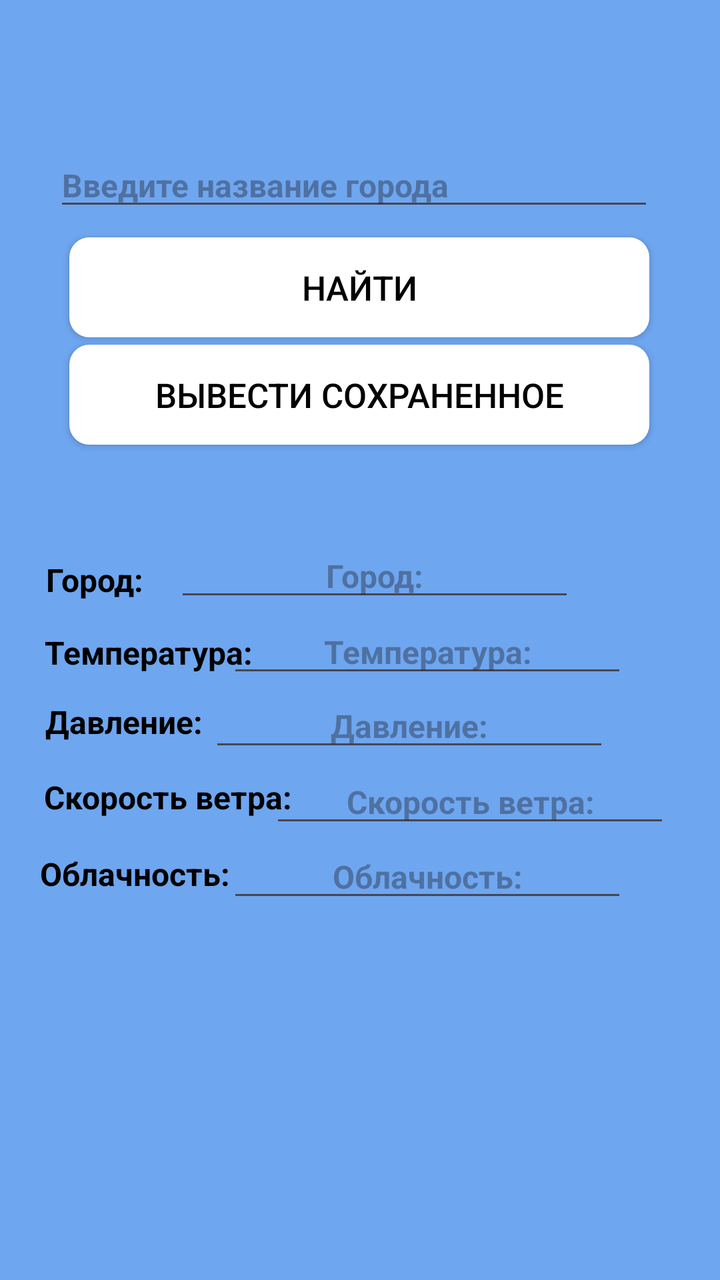
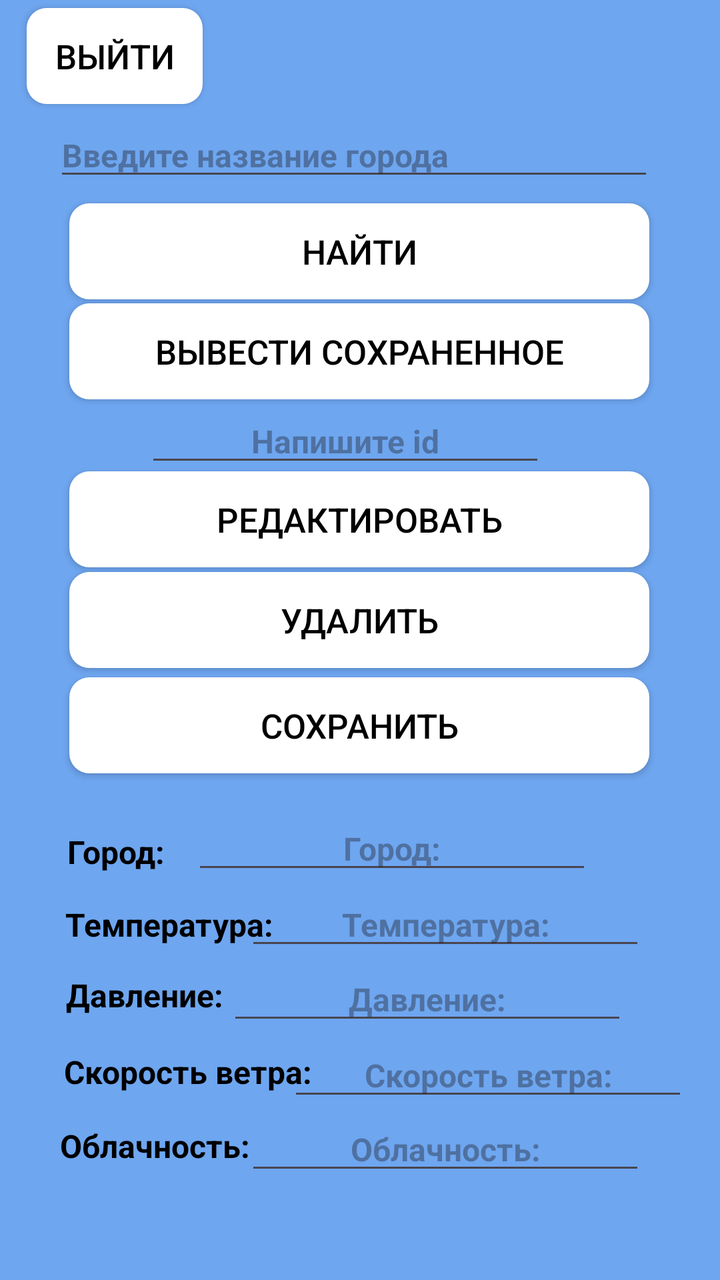

Before-and-after screenshots of an Android layout around one commit, followed by the original layout XML and the change that was made.
<!-- AndroidManifest.xml: application theme Theme.Pr_32_kurs_5_KachalinSemen_6v -->
<!-- res/layout/activity_weather_window.xml -->
<?xml version="1.0" encoding="utf-8"?>
<androidx.constraintlayout.widget.ConstraintLayout xmlns:android="http://schemas.android.com/apk/res/android"
    xmlns:app="http://schemas.android.com/apk/res-auto"
    xmlns:tools="http://schemas.android.com/tools"
    android:layout_width="match_parent"
    android:layout_height="match_parent"
    tools:context=".Weather_Window"
    android:background="@color/whitegren">


    <EditText
        android:id="@+id/text_new"
        android:layout_width="300dp"
        android:layout_height="wrap_content"
        android:hint="@string/city2"
        android:textColor="@color/black"
        android:textSize="16sp"
        android:textStyle="bold"
        app:layout_constraintBottom_toBottomOf="parent"
        app:layout_constraintEnd_toEndOf="parent"
        app:layout_constraintHorizontal_bias="0.45"
        app:layout_constraintStart_toStartOf="parent"
        app:layout_constraintTop_toTopOf="parent"
        app:layout_constraintVertical_bias="0.119" />

    <androidx.appcompat.widget.AppCompatButton
        android:id="@+id/ButtonSearch"
        android:layout_width="wrap_content"
        android:layout_height="wrap_content"
        android:width="290dp"
        android:height="50dp"
        android:background="@drawable/buttons"
        android:text="@string/search"
        android:textColor="@color/black"
        android:textSize="17sp"
        app:layout_constraintBottom_toBottomOf="parent"
        app:layout_constraintEnd_toEndOf="parent"
        app:layout_constraintHorizontal_bias="0.495"
        app:layout_constraintStart_toStartOf="parent"
        app:layout_constraintTop_toTopOf="parent"
        app:layout_constraintVertical_bias="0.201" />

    <androidx.appcompat.widget.AppCompatButton
        android:id="@+id/ButtonSearch2"
        android:layout_width="wrap_content"
        android:layout_height="wrap_content"
        android:width="290dp"
        android:height="50dp"
        android:background="@drawable/buttons"
        android:text="@string/search2"
        android:textColor="@color/black"
        android:textSize="17sp"
        app:layout_constraintBottom_toBottomOf="parent"
        app:layout_constraintEnd_toEndOf="parent"
        app:layout_constraintHorizontal_bias="0.495"
        app:layout_constraintStart_toStartOf="parent"
        app:layout_constraintTop_toTopOf="parent"
        app:layout_constraintVertical_bias="0.292" />




    <EditText
        android:id="@+id/text5"
        android:layout_width="200dp"
        android:layout_height="wrap_content"
        android:hint="@string/cloud"
        android:textAlignment="center"
        android:textColor="@color/black"
        android:textSize="16sp"
        android:textStyle="bold"
        app:layout_constraintBottom_toBottomOf="parent"
        app:layout_constraintEnd_toEndOf="parent"
        app:layout_constraintHorizontal_bias="0.71"
        app:layout_constraintStart_toStartOf="parent"
        app:layout_constraintTop_toTopOf="parent"
        app:layout_constraintVertical_bias="0.694" />

    <EditText
        android:id="@+id/text1"
        android:layout_width="200dp"
        android:layout_height="wrap_content"
        android:hint="@string/sity"
        android:textAlignment="center"
        android:textColor="@color/black"
        android:textSize="16sp"
        android:textStyle="bold"
        app:layout_constraintBottom_toBottomOf="parent"
        app:layout_constraintEnd_toEndOf="parent"
        app:layout_constraintHorizontal_bias="0.545"
        app:layout_constraintStart_toStartOf="parent"
        app:layout_constraintTop_toTopOf="parent"
        app:layout_constraintVertical_bias="0.444" />

    <EditText
        android:id="@+id/text2"
        android:layout_width="200dp"
        android:layout_height="wrap_content"
        android:hint="@string/temp"
        android:inputType="number"
        android:textAlignment="center"
        android:textColor="@color/black"
        android:textSize="16sp"
        android:textStyle="bold"
        app:layout_constraintBottom_toBottomOf="parent"
        app:layout_constraintEnd_toEndOf="parent"
        app:layout_constraintHorizontal_bias="0.71"
        app:layout_constraintStart_toStartOf="parent"
        app:layout_constraintTop_toTopOf="parent"
        app:layout_constraintVertical_bias="0.507" />

    <TextView
        android:layout_width="wrap_content"
        android:layout_height="wrap_content"
        android:text="@string/cloud"
        android:textColor="@color/black"
        android:textSize="16sp"
        android:textStyle="bold"
        app:layout_constraintBottom_toBottomOf="parent"
        app:layout_constraintEnd_toEndOf="parent"
        app:layout_constraintHorizontal_bias="0.075"
        app:layout_constraintStart_toStartOf="parent"
        app:layout_constraintTop_toTopOf="parent"
        app:layout_constraintVertical_bias="0.689" />

    <TextView
        android:layout_width="wrap_content"
        android:layout_height="wrap_content"
        android:text="@string/sity"
        android:textColor="@color/black"
        android:textSize="16sp"
        android:textStyle="bold"
        app:layout_constraintBottom_toBottomOf="parent"
        app:layout_constraintEnd_toEndOf="parent"
        app:layout_constraintHorizontal_bias="0.074"
        app:layout_constraintStart_toStartOf="parent"
        app:layout_constraintTop_toTopOf="parent"
        app:layout_constraintVertical_bias="0.451" />

    <EditText
        android:id="@+id/text3"
        android:layout_width="200dp"
        android:layout_height="wrap_content"
        android:hint="@string/pres"
        android:inputType="number"
        android:textAlignment="center"
        android:textColor="@color/black"
        android:textSize="16sp"
        android:textStyle="bold"
        app:layout_constraintBottom_toBottomOf="parent"
        app:layout_constraintEnd_toEndOf="parent"
        app:layout_constraintHorizontal_bias="0.654"
        app:layout_constraintStart_toStartOf="parent"
        app:layout_constraintTop_toTopOf="parent"
        app:layout_constraintVertical_bias="0.569" />

    <TextView
        android:layout_width="wrap_content"
        android:layout_height="wrap_content"
        android:text="@string/pres"
        android:textColor="@color/black"
        android:textSize="16sp"
        android:textStyle="bold"
        app:layout_constraintBottom_toBottomOf="parent"
        app:layout_constraintEnd_toEndOf="parent"
        app:layout_constraintHorizontal_bias="0.081"
        app:layout_constraintStart_toStartOf="parent"
        app:layout_constraintTop_toTopOf="parent"
        app:layout_constraintVertical_bias="0.566" />

    <TextView
        android:layout_width="wrap_content"
        android:layout_height="wrap_content"
        android:text="@string/veter"
        android:textColor="@color/black"
        android:textSize="16sp"
        android:textStyle="bold"
        app:layout_constraintBottom_toBottomOf="parent"
        app:layout_constraintEnd_toEndOf="parent"
        app:layout_constraintHorizontal_bias="0.093"
        app:layout_constraintStart_toStartOf="parent"
        app:layout_constraintTop_toTopOf="parent"
        app:layout_constraintVertical_bias="0.627" />

    <EditText
        android:id="@+id/text4"
        android:layout_width="200dp"
        android:layout_height="wrap_content"
        android:hint="@string/veter"
        android:inputType="number"
        android:textAlignment="center"
        android:textColor="@color/black"
        android:textSize="16sp"
        android:textStyle="bold"
        app:layout_constraintBottom_toBottomOf="parent"
        app:layout_constraintEnd_toEndOf="parent"
        app:layout_constraintHorizontal_bias="0.843"
        app:layout_constraintStart_toStartOf="parent"
        app:layout_constraintTop_toTopOf="parent"
        app:layout_constraintVertical_bias="0.632" />

    <TextView
        android:layout_width="wrap_content"
        android:layout_height="wrap_content"
        android:text="@string/temp"
        android:textColor="@color/black"
        android:textSize="16sp"
        android:textStyle="bold"
        app:layout_constraintBottom_toBottomOf="parent"
        app:layout_constraintEnd_toEndOf="parent"
        app:layout_constraintHorizontal_bias="0.087"
        app:layout_constraintStart_toStartOf="parent"
        app:layout_constraintTop_toTopOf="parent"
        app:layout_constraintVertical_bias="0.51" />

</androidx.constraintlayout.widget.ConstraintLayout>
<!-- resources referenced by this layout -->
<resources>
  <color name="black">#FF000000</color>
  <color name="whitegren">#6ea6f0</color>
  <!-- drawable buttons (drawable) -->
  <?xml version="1.0" encoding="utf-8"?>
  <shape   xmlns:android="http://schemas.android.com/apk/res/android">
      <solid android:color="@color/white"></solid>
      <corners android:radius="10dp"></corners>
  </shape>
  <string name="city2">Введите название города</string>
  <string name="cloud">Облачность:   </string>
  <string name="pres">Давление:   </string>
  <string name="search">Найти</string>
  <string name="search2">Вывести сохраненное</string>
  <string name="sity">Город:   </string>
  <string name="temp">Температура:   </string>
  <string name="veter">Скорость ветра:   </string>
  <style name="Theme.Pr_32_kurs_5_KachalinSemen_6v" parent="Base.Theme.Pr_32_kurs_5_KachalinSemen_6v" />
  <color name="white">#FFFFFFFF</color>
  <style name="Base.Theme.Pr_32_kurs_5_KachalinSemen_6v" parent="Theme.Material3.DayNight.NoActionBar">
          
          
      </style>
</resources>

<!-- the commit's change to res/layout/activity_weather_window.xml (unified diff, before → after) -->
@@ -7,6 +7,22 @@
     tools:context=".Weather_Window"
     android:background="@color/whitegren">
 
+    <androidx.appcompat.widget.AppCompatButton
+        android:id="@+id/ButtonBack"
+        android:layout_width="wrap_content"
+        android:layout_height="wrap_content"
+        android:width="48dp"
+        android:height="48dp"
+        android:background="@drawable/buttons"
+        android:text="@string/exit"
+        android:textColor="@color/black"
+        android:textSize="17sp"
+        app:layout_constraintBottom_toBottomOf="parent"
+        app:layout_constraintEnd_toEndOf="parent"
+        app:layout_constraintHorizontal_bias="0.049"
+        app:layout_constraintStart_toStartOf="parent"
+        app:layout_constraintTop_toTopOf="parent"
+        app:layout_constraintVertical_bias="0.007" />
 
     <EditText
         android:id="@+id/text_new"
@@ -21,14 +37,14 @@
         app:layout_constraintHorizontal_bias="0.45"
         app:layout_constraintStart_toStartOf="parent"
         app:layout_constraintTop_toTopOf="parent"
-        app:layout_constraintVertical_bias="0.119" />
+        app:layout_constraintVertical_bias="0.094" />
 
     <androidx.appcompat.widget.AppCompatButton
         android:id="@+id/ButtonSearch"
         android:layout_width="wrap_content"
         android:layout_height="wrap_content"
         android:width="290dp"
-        android:height="50dp"
+        android:height="48dp"
         android:background="@drawable/buttons"
         android:text="@string/search"
         android:textColor="@color/black"
@@ -38,14 +54,14 @@
         app:layout_constraintHorizontal_bias="0.495"
         app:layout_constraintStart_toStartOf="parent"
         app:layout_constraintTop_toTopOf="parent"
-        app:layout_constraintVertical_bias="0.201" />
+        app:layout_constraintVertical_bias="0.172" />
 
     <androidx.appcompat.widget.AppCompatButton
         android:id="@+id/ButtonSearch2"
         android:layout_width="wrap_content"
         android:layout_height="wrap_content"
         android:width="290dp"
-        android:height="50dp"
+        android:height="48dp"
         android:background="@drawable/buttons"
         android:text="@string/search2"
         android:textColor="@color/black"
@@ -55,26 +71,109 @@
         app:layout_constraintHorizontal_bias="0.495"
         app:layout_constraintStart_toStartOf="parent"
         app:layout_constraintTop_toTopOf="parent"
-        app:layout_constraintVertical_bias="0.292" />
-
-
-
+        app:layout_constraintVertical_bias="0.256" />
+
+    <EditText
+        android:id="@+id/text6"
+        android:layout_width="200dp"
+        android:layout_height="wrap_content"
+        android:hint="@string/id_search"
+        android:inputType="number"
+        android:textAlignment="center"
+        android:textColor="@color/black"
+        android:textSize="16sp"
+        android:textStyle="bold"
+        app:layout_constraintBottom_toBottomOf="parent"
+        app:layout_constraintEnd_toEndOf="parent"
+        app:layout_constraintHorizontal_bias="0.454"
+        app:layout_constraintStart_toStartOf="parent"
+        app:layout_constraintTop_toTopOf="parent"
+        app:layout_constraintVertical_bias="0.332" />
+
+    <androidx.appcompat.widget.AppCompatButton
+        android:id="@+id/ButtonSearch3"
+        android:layout_width="wrap_content"
+        android:layout_height="wrap_content"
+        android:width="290dp"
+        android:height="48dp"
+        android:background="@drawable/buttons"
+        android:text="@string/search4"
+        android:textColor="@color/black"
+        android:textSize="17sp"
+        app:layout_constraintBottom_toBottomOf="parent"
+        app:layout_constraintEnd_toEndOf="parent"
+        app:layout_constraintHorizontal_bias="0.495"
+        app:layout_constraintStart_toStartOf="parent"
+        app:layout_constraintTop_toTopOf="parent"
+        app:layout_constraintVertical_bias="0.398" />
+
+    <androidx.appcompat.widget.AppCompatButton
+        android:id="@+id/ButtonSearch4"
+        android:layout_width="wrap_content"
+        android:layout_height="wrap_content"
+        android:width="290dp"
+        android:height="48dp"
+        android:background="@drawable/buttons"
+        android:text="@string/delete"
+        android:textColor="@color/black"
+        android:textSize="17sp"
+        app:layout_constraintBottom_toBottomOf="parent"
+        app:layout_constraintEnd_toEndOf="parent"
+        app:layout_constraintHorizontal_bias="0.495"
+        app:layout_constraintStart_toStartOf="parent"
+        app:layout_constraintTop_toTopOf="parent"
+        app:layout_constraintVertical_bias="0.483" />
+
+    <androidx.appcompat.widget.AppCompatButton
+        android:id="@+id/ButtonSearch5"
+        android:layout_width="wrap_content"
+        android:layout_height="wrap_content"
+        android:width="290dp"
+        android:height="48dp"
+        android:background="@drawable/buttons"
+        android:text="@string/search3"
+        android:textColor="@color/black"
+        android:textSize="17sp"
+        app:layout_constraintBottom_toBottomOf="parent"
+        app:layout_constraintEnd_toEndOf="parent"
+        app:layout_constraintHorizontal_bias="0.495"
+        app:layout_constraintStart_toStartOf="parent"
+        app:layout_constraintTop_toTopOf="parent"
+        app:layout_constraintVertical_bias="0.572" />
+
+    <EditText
+        android:id="@+id/text3"
+        android:layout_width="200dp"
+        android:layout_height="wrap_content"
+        android:hint="@string/pres"
+        android:inputType="number"
+        android:textAlignment="center"
+        android:textColor="@color/black"
+        android:textSize="16sp"
+        android:textStyle="bold"
+        app:layout_constraintBottom_toBottomOf="parent"
+        app:layout_constraintEnd_toEndOf="parent"
+        app:layout_constraintHorizontal_bias="0.71"
+        app:layout_constraintStart_toStartOf="parent"
+        app:layout_constraintTop_toTopOf="parent"
+        app:layout_constraintVertical_bias="0.796" />
 
     <EditText
         android:id="@+id/text5"
         android:layout_width="200dp"
         android:layout_height="wrap_content"
         android:hint="@string/cloud"
-        android:textAlignment="center"
-        android:textColor="@color/black"
-        android:textSize="16sp"
-        android:textStyle="bold"
-        app:layout_constraintBottom_toBottomOf="parent"
-        app:layout_constraintEnd_toEndOf="parent"
-        app:layout_constraintHorizontal_bias="0.71"
-        app:layout_constraintStart_toStartOf="parent"
-        app:layout_constraintTop_toTopOf="parent"
-        app:layout_constraintVertical_bias="0.694" />
+        android:inputType="number"
+        android:textAlignment="center"
+        android:textColor="@color/black"
+        android:textSize="16sp"
+        android:textStyle="bold"
+        app:layout_constraintBottom_toBottomOf="parent"
+        app:layout_constraintEnd_toEndOf="parent"
+        app:layout_constraintHorizontal_bias="0.767"
+        app:layout_constraintStart_toStartOf="parent"
+        app:layout_constraintTop_toTopOf="parent"
+        app:layout_constraintVertical_bias="0.921" />
 
     <EditText
         android:id="@+id/text1"
@@ -87,10 +186,97 @@
         android:textStyle="bold"
         app:layout_constraintBottom_toBottomOf="parent"
         app:layout_constraintEnd_toEndOf="parent"
-        app:layout_constraintHorizontal_bias="0.545"
-        app:layout_constraintStart_toStartOf="parent"
-        app:layout_constraintTop_toTopOf="parent"
-        app:layout_constraintVertical_bias="0.444" />
+        app:layout_constraintHorizontal_bias="0.601"
+        app:layout_constraintStart_toStartOf="parent"
+        app:layout_constraintTop_toTopOf="parent"
+        app:layout_constraintVertical_bias="0.671" />
+
+    <TextView
+        android:layout_width="wrap_content"
+        android:layout_height="wrap_content"
+        android:text="@string/pres"
+        android:textColor="@color/black"
+        android:textSize="16sp"
+        android:textStyle="bold"
+        app:layout_constraintBottom_toBottomOf="parent"
+        app:layout_constraintEnd_toEndOf="parent"
+        app:layout_constraintHorizontal_bias="0.117"
+        app:layout_constraintStart_toStartOf="parent"
+        app:layout_constraintTop_toTopOf="parent"
+        app:layout_constraintVertical_bias="0.787" />
+
+    <EditText
+        android:id="@+id/text4"
+        android:layout_width="200dp"
+        android:layout_height="wrap_content"
+        android:hint="@string/veter"
+        android:inputType="number"
+        android:textAlignment="center"
+        android:textColor="@color/black"
+        android:textSize="16sp"
+        android:textStyle="bold"
+        app:layout_constraintBottom_toBottomOf="parent"
+        app:layout_constraintEnd_toEndOf="parent"
+        app:layout_constraintHorizontal_bias="0.9"
+        app:layout_constraintStart_toStartOf="parent"
+        app:layout_constraintTop_toTopOf="parent"
+        app:layout_constraintVertical_bias="0.859" />
+
+    <TextView
+        android:layout_width="wrap_content"
+        android:layout_height="wrap_content"
+        android:text="@string/cloud"
+        android:textColor="@color/black"
+        android:textSize="16sp"
+        android:textStyle="bold"
+        app:layout_constraintBottom_toBottomOf="parent"
+        app:layout_constraintEnd_toEndOf="parent"
+        app:layout_constraintHorizontal_bias="0.113"
+        app:layout_constraintStart_toStartOf="parent"
+        app:layout_constraintTop_toTopOf="parent"
+        app:layout_constraintVertical_bias="0.909" />
+
+    <TextView
+        android:layout_width="wrap_content"
+        android:layout_height="wrap_content"
+        android:text="@string/veter"
+        android:textColor="@color/black"
+        android:textSize="16sp"
+        android:textStyle="bold"
+        app:layout_constraintBottom_toBottomOf="parent"
+        app:layout_constraintEnd_toEndOf="parent"
+        app:layout_constraintHorizontal_bias="0.135"
+        app:layout_constraintStart_toStartOf="parent"
+        app:layout_constraintTop_toTopOf="parent"
+        app:layout_constraintVertical_bias="0.849" />
+
+    <TextView
+        android:layout_width="wrap_content"
+        android:layout_height="wrap_content"
+        android:text="@string/temp"
+        android:textColor="@color/black"
+        android:textSize="16sp"
+        android:textStyle="bold"
+        app:layout_constraintBottom_toBottomOf="parent"
+        app:layout_constraintEnd_toEndOf="parent"
+        app:layout_constraintHorizontal_bias="0.127"
+        app:layout_constraintStart_toStartOf="parent"
+        app:layout_constraintTop_toTopOf="parent"
+        app:layout_constraintVertical_bias="0.73" />
+
+    <TextView
+        android:layout_width="wrap_content"
+        android:layout_height="wrap_content"
+        android:text="@string/sity"
+        android:textColor="@color/black"
+        android:textSize="16sp"
+        android:textStyle="bold"
+        app:layout_constraintBottom_toBottomOf="parent"
+        app:layout_constraintEnd_toEndOf="parent"
+        app:layout_constraintHorizontal_bias="0.108"
+        app:layout_constraintStart_toStartOf="parent"
+        app:layout_constraintTop_toTopOf="parent"
+        app:layout_constraintVertical_bias="0.671" />
 
     <EditText
         android:id="@+id/text2"
@@ -104,113 +290,9 @@
         android:textStyle="bold"
         app:layout_constraintBottom_toBottomOf="parent"
         app:layout_constraintEnd_toEndOf="parent"
-        app:layout_constraintHorizontal_bias="0.71"
-        app:layout_constraintStart_toStartOf="parent"
-        app:layout_constraintTop_toTopOf="parent"
-        app:layout_constraintVertical_bias="0.507" />
-
-    <TextView
-        android:layout_width="wrap_content"
-        android:layout_height="wrap_content"
-        android:text="@string/cloud"
-        android:textColor="@color/black"
-        android:textSize="16sp"
-        android:textStyle="bold"
-        app:layout_constraintBottom_toBottomOf="parent"
-        app:layout_constraintEnd_toEndOf="parent"
-        app:layout_constraintHorizontal_bias="0.075"
-        app:layout_constraintStart_toStartOf="parent"
-        app:layout_constraintTop_toTopOf="parent"
-        app:layout_constraintVertical_bias="0.689" />
-
-    <TextView
-        android:layout_width="wrap_content"
-        android:layout_height="wrap_content"
-        android:text="@string/sity"
-        android:textColor="@color/black"
-        android:textSize="16sp"
-        android:textStyle="bold"
-        app:layout_constraintBottom_toBottomOf="parent"
-        app:layout_constraintEnd_toEndOf="parent"
-        app:layout_constraintHorizontal_bias="0.074"
-        app:layout_constraintStart_toStartOf="parent"
-        app:layout_constraintTop_toTopOf="parent"
-        app:layout_constraintVertical_bias="0.451" />
-
-    <EditText
-        android:id="@+id/text3"
-        android:layout_width="200dp"
-        android:layout_height="wrap_content"
-        android:hint="@string/pres"
-        android:inputType="number"
-        android:textAlignment="center"
-        android:textColor="@color/black"
-        android:textSize="16sp"
-        android:textStyle="bold"
-        app:layout_constraintBottom_toBottomOf="parent"
-        app:layout_constraintEnd_toEndOf="parent"
-        app:layout_constraintHorizontal_bias="0.654"
-        app:layout_constraintStart_toStartOf="parent"
-        app:layout_constraintTop_toTopOf="parent"
-        app:layout_constraintVertical_bias="0.569" />
-
-    <TextView
-        android:layout_width="wrap_content"
-        android:layout_height="wrap_content"
-        android:text="@string/pres"
-        android:textColor="@color/black"
-        android:textSize="16sp"
-        android:textStyle="bold"
-        app:layout_constraintBottom_toBottomOf="parent"
-        app:layout_constraintEnd_toEndOf="parent"
-        app:layout_constraintHorizontal_bias="0.081"
-        app:layout_constraintStart_toStartOf="parent"
-        app:layout_constraintTop_toTopOf="parent"
-        app:layout_constraintVertical_bias="0.566" />
-
-    <TextView
-        android:layout_width="wrap_content"
-        android:layout_height="wrap_content"
-        android:text="@string/veter"
-        android:textColor="@color/black"
-        android:textSize="16sp"
-        android:textStyle="bold"
-        app:layout_constraintBottom_toBottomOf="parent"
-        app:layout_constraintEnd_toEndOf="parent"
-        app:layout_constraintHorizontal_bias="0.093"
-        app:layout_constraintStart_toStartOf="parent"
-        app:layout_constraintTop_toTopOf="parent"
-        app:layout_constraintVertical_bias="0.627" />
-
-    <EditText
-        android:id="@+id/text4"
-        android:layout_width="200dp"
-        android:layout_height="wrap_content"
-        android:hint="@string/veter"
-        android:inputType="number"
-        android:textAlignment="center"
-        android:textColor="@color/black"
-        android:textSize="16sp"
-        android:textStyle="bold"
-        app:layout_constraintBottom_toBottomOf="parent"
-        app:layout_constraintEnd_toEndOf="parent"
-        app:layout_constraintHorizontal_bias="0.843"
-        app:layout_constraintStart_toStartOf="parent"
-        app:layout_constraintTop_toTopOf="parent"
-        app:layout_constraintVertical_bias="0.632" />
-
-    <TextView
-        android:layout_width="wrap_content"
-        android:layout_height="wrap_content"
-        android:text="@string/temp"
-        android:textColor="@color/black"
-        android:textSize="16sp"
-        android:textStyle="bold"
-        app:layout_constraintBottom_toBottomOf="parent"
-        app:layout_constraintEnd_toEndOf="parent"
-        app:layout_constraintHorizontal_bias="0.087"
-        app:layout_constraintStart_toStartOf="parent"
-        app:layout_constraintTop_toTopOf="parent"
-        app:layout_constraintVertical_bias="0.51" />
+        app:layout_constraintHorizontal_bias="0.767"
+        app:layout_constraintStart_toStartOf="parent"
+        app:layout_constraintTop_toTopOf="parent"
+        app:layout_constraintVertical_bias="0.734" />
 
 </androidx.constraintlayout.widget.ConstraintLayout>
<!-- resource entries referenced after the edit -->
@@ -10,9 +10,14 @@
   </shape>
   <string name="city2">Введите название города</string>
   <string name="cloud">Облачность:   </string>
+  <string name="delete">Удалить</string>
+  <string name="exit">Выйти</string>
+  <string name="id_search">Напишите id</string>
   <string name="pres">Давление:   </string>
   <string name="search">Найти</string>
   <string name="search2">Вывести сохраненное</string>
+  <string name="search3">Сохранить</string>
+  <string name="search4">Редактировать</string>
   <string name="sity">Город:   </string>
   <string name="temp">Температура:   </string>
   <string name="veter">Скорость ветра:   </string>
